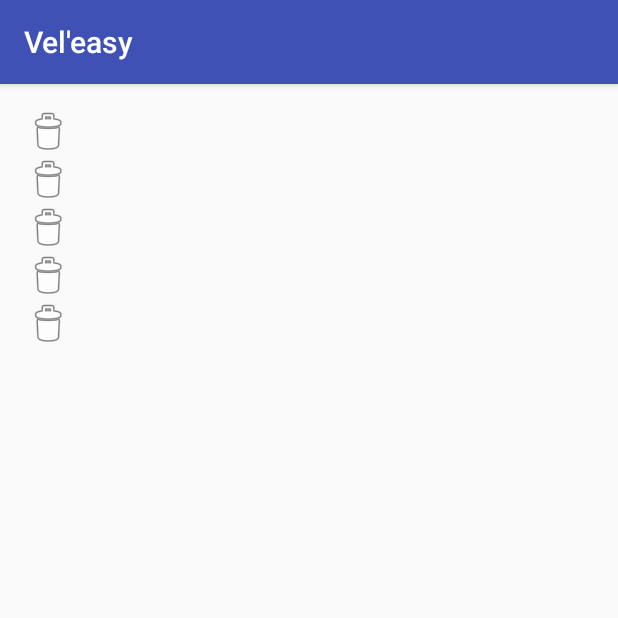
After one commit to issathink/Vel-easy, an Android app: the FavActivity screen opened directly, with no data from a screen before it, on a phone screen of 412 x 824 dp, the top half of it. The commit adds this screen. Run offline under Robolectric (Android 15) with nearby library versions, the phone set to English and light mode, and no system bars.

Commit message:
Station modified and started Favorite activity

```diff
--- a/app/src/main/AndroidManifest.xml
+++ b/app/src/main/AndroidManifest.xml
@@ -15,7 +15,6 @@
         android:label="@string/app_name"
         android:supportsRtl="true"
         android:theme="@style/AppTheme">
-
         <meta-data
             android:name="com.google.android.geo.API_KEY"
             android:value="@string/google_maps_key" />
@@ -29,6 +28,7 @@
                 <category android:name="android.intent.category.LAUNCHER" />
             </intent-filter>
         </activity>
+        <activity android:name=".FavActivity"></activity>
     </application>
 
 </manifest>
--- a/app/src/main/java/com/veleasy/veleasy/CustomDialog.java
+++ b/app/src/main/java/com/veleasy/veleasy/CustomDialog.java
@@ -49,10 +49,11 @@ public class CustomDialog extends Dialog implements View.OnClickListener {
         switch (v.getId()) {
             case R.id.fav_button:
                 Toast.makeText(getContext(), "Fav", Toast.LENGTH_SHORT).show();
+                fav();
                 break;
-            case R.id.unfav_button:
-            //    Uri gmmIntentUri = Uri.parse("geo:0,0?q="+text.getText());
-                Uri gmmIntentUri = Uri.parse("google.navigation:q="+text.getText()+"&mode=w");
+            case R.id.show_route_button:
+                // Uri gmmIntentUri = Uri.parse("geo:0,0?q="+text.getText());
+                Uri gmmIntentUri = Uri.parse("google.navigation:q="+text.getText()+"&mode=b");
                 Intent mapIntent = new Intent(Intent.ACTION_VIEW, gmmIntentUri);
                 mapIntent.setPackage("com.google.android.apps.maps");
                 c.startActivity(mapIntent);
@@ -61,4 +62,9 @@ public class CustomDialog extends Dialog implements View.OnClickListener {
                 cancel();
         }
     }
+
+    public void fav() {
+
+    }
+
 }
--- /dev/null
+++ b/app/src/main/java/com/veleasy/veleasy/FavActivity.java
@@ -0,0 +1,15 @@
+package com.veleasy.veleasy;
+
+import android.support.v7.app.AppCompatActivity;
+import android.os.Bundle;
+
+public class FavActivity extends AppCompatActivity {
+
+    @Override
+    protected void onCreate(Bundle savedInstanceState) {
+        super.onCreate(savedInstanceState);
+        setContentView(R.layout.activity_fav);
+    }
+
+
+}
--- a/app/src/main/java/com/veleasy/veleasy/Station.java
+++ b/app/src/main/java/com/veleasy/veleasy/Station.java
@@ -20,8 +20,10 @@ public class Station {
     private int availableBike;
     private String addressName;
     private LatLng position;
+    private Integer number;
 
-    public Station(String status, int bikeStands, int availableBikeStand, boolean banking, int availableBike, String addressName, LatLng position) {
+    public Station(Integer number, String status, int bikeStands, int availableBikeStand, boolean banking, int availableBike, String addressName, LatLng position) {
+        this.number = number;
         this.status = status;
         this.bikeStands = bikeStands;
         this.availableBikeStand = availableBikeStand;
@@ -99,8 +101,9 @@ public class Station {
             Integer nbStandDispo = (Integer) fields.get("available_bike_stands");
             Integer nbStands = (Integer) fields.get("bike_stands");
             String status = (String) fields.get("status");
+            Integer number = (Integer) fields.get("number");
 
-            return new Station(status,nbStands,nbStandDispo,banking,nbVelibDispo,addressName,pos);
+            return new Station(number, status,nbStands,nbStandDispo,banking,nbVelibDispo,addressName,pos);
         } catch (JSONException e) {
             e.printStackTrace();
             Log.d("MarkerOnMap","Error JSON");
--- a/app/src/main/java/com/veleasy/veleasy/Tools.java
+++ b/app/src/main/java/com/veleasy/veleasy/Tools.java
@@ -15,11 +15,17 @@ import android.graphics.Typeface;
 
 public class Tools {
 
+    private static final String FAV_COUNT = "veleasy.com.FAV_COUNT";
     private static final String FAV_POS1 = "veleasy.com.FAV_POS1";
     private static final String FAV_POS2 = "veleasy.com.FAV_POS2";
     private static final String FAV_POS3 = "veleasy.com.FAV_POS3";
     private static final String FAV_POS4 = "veleasy.com.FAV_POS4";
     private static final String FAV_POS5 = "veleasy.com.FAV_POS5";
+    private static final String FAV_POS1_NUM = "veleasy.com.FAV_POS1_NUM";
+    private static final String FAV_POS2_NUM = "veleasy.com.FAV_POS2_NUM";
+    private static final String FAV_POS3_NUM = "veleasy.com.FAV_POS3_NUM";
+    private static final String FAV_POS4_NUM = "veleasy.com.FAV_POS4_NUM";
+    private static final String FAV_POS5_NUM = "veleasy.com.FAV_POS5_NUM";
 
     public static Bitmap writeTextOnDrawable(Context context, int drawableId, String text) {
 
--- /dev/null
+++ b/app/src/main/res/layout/activity_fav.xml
@@ -0,0 +1,99 @@
+<?xml version="1.0" encoding="utf-8"?>
+<ScrollView xmlns:android="http://schemas.android.com/apk/res/android"
+    xmlns:tools="http://schemas.android.com/tools"
+    android:layout_width="match_parent"
+    android:layout_height="match_parent">
+
+    <LinearLayout
+        android:id="@+id/activity_fav"
+        android:layout_width="match_parent"
+        android:layout_height="match_parent"
+        android:paddingBottom="@dimen/activity_vertical_margin"
+        android:paddingLeft="@dimen/activity_horizontal_margin"
+        android:paddingRight="@dimen/activity_horizontal_margin"
+        android:paddingTop="@dimen/activity_vertical_margin"
+        android:orientation="vertical"
+        tools:context="com.veleasy.veleasy.FavActivity">
+
+        <LinearLayout
+            android:layout_width="match_parent"
+            android:layout_height="wrap_content">
+
+            <TextView
+                android:id="@+id/fav1Text"
+                android:layout_width="wrap_content"
+                android:layout_height="wrap_content" />
+
+            <ImageView
+                android:id="@+id/fav1Del"
+                android:layout_width="wrap_content"
+                android:layout_height="wrap_content"
+                android:src="@android:drawable/ic_menu_delete" />
+        </LinearLayout>
+
+        <LinearLayout
+            android:layout_width="match_parent"
+            android:layout_height="wrap_content">
+
+            <TextView
+                android:id="@+id/fav2Text"
+                android:layout_width="wrap_content"
+                android:layout_height="wrap_content" />
+
+            <ImageView
+                android:id="@+id/fav2Del"
+                android:layout_width="wrap_content"
+                android:layout_height="wrap_content"
+                android:src="@android:drawable/ic_menu_delete" />
+        </LinearLayout>
+
+        <LinearLayout
+            android:layout_width="match_parent"
+            android:layout_height="wrap_content">
+
+            <TextView
+                android:id="@+id/fav3Text"
+                android:layout_width="wrap_content"
+                android:layout_height="wrap_content" />
+
+            <ImageView
+                android:id="@+id/fav3Del"
+                android:layout_width="wrap_content"
+                android:layout_height="wrap_content"
+                android:src="@android:drawable/ic_menu_delete" />
+        </LinearLayout>
+
+        <LinearLayout
+            android:layout_width="match_parent"
+            android:layout_height="wrap_content">
+
+            <TextView
+                android:id="@+id/fav4Text"
+                android:layout_width="wrap_content"
+                android:layout_height="wrap_content" />
+
+            <ImageView
+                android:id="@+id/fav4Del"
+                android:layout_width="wrap_content"
+                android:layout_height="wrap_content"
+                android:src="@android:drawable/ic_menu_delete" />
+        </LinearLayout>
+
+        <LinearLayout
+            android:layout_width="match_parent"
+            android:layout_height="wrap_content">
+
+            <TextView
+                android:id="@+id/fav5Text"
+                android:layout_width="wrap_content"
+                android:layout_height="wrap_content" />
+
+            <ImageView
+                android:id="@+id/fav5Del"
+                android:layout_width="wrap_content"
+                android:layout_height="wrap_content"
+                android:src="@android:drawable/ic_menu_delete" />
+        </LinearLayout>
+
+    </LinearLayout>
+</ScrollView>
--- a/app/src/main/res/layout/custom_dialog.xml
+++ b/app/src/main/res/layout/custom_dialog.xml
@@ -28,7 +28,7 @@
             android:textSize="14dp" />
 
         <ImageView
-            android:id="@+id/unfav_button"
+            android:id="@+id/show_route_button"
             android:layout_width="wrap_content"
             android:layout_height="wrap_content"
             android:padding="10dp"
--- /dev/null
+++ b/app/src/main/res/values-w820dp/dimens.xml
@@ -0,0 +1,6 @@
+<resources>
+    <!-- Example customization of dimensions originally defined in res/values/dimens.xml
+         (such as screen margins) for screens with more than 820dp of available width. This
+         would include 7" and 10" devices in landscape (~960dp and ~1280dp respectively). -->
+    <dimen name="activity_horizontal_margin">64dp</dimen>
+</resources>
--- a/app/src/main/res/values/dimens.xml
+++ b/app/src/main/res/values/dimens.xml
@@ -4,4 +4,7 @@
     <dimen name="app_bar_height">200dp</dimen>
     <dimen name="item_width">200dp</dimen>
     <dimen name="text_margin">16dp</dimen>
+    <!-- Default screen margins, per the Android Design guidelines. -->
+    <dimen name="activity_horizontal_margin">16dp</dimen>
+    <dimen name="activity_vertical_margin">16dp</dimen>
 </resources>
```
